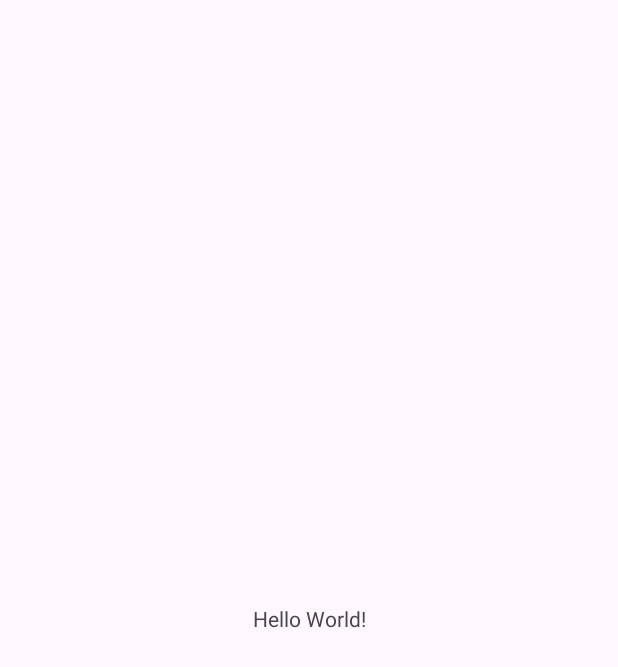
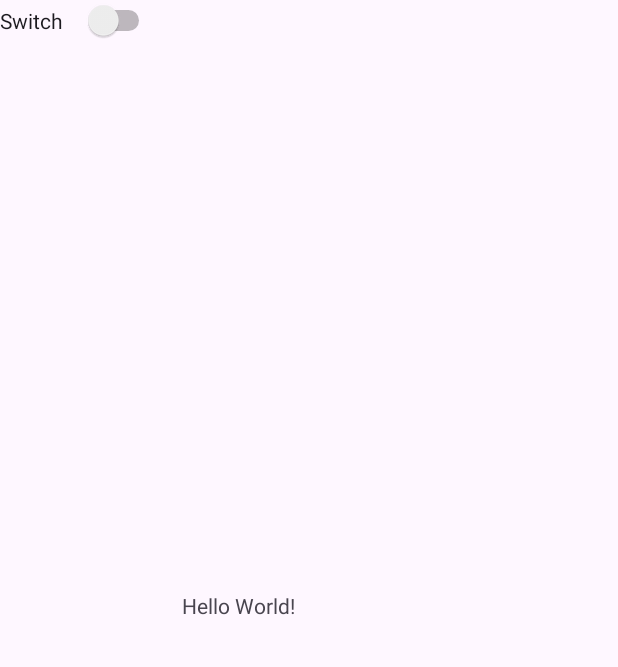
Before and after one commit to smazik02/ToDoSync, an Android app: the screen it shows after launch (MainActivity), on a phone screen of 412 x 824 dp. Before the commit the part shown is almost empty. Shown: the top 667 px of the screen. Run offline under Robolectric (Android 15) with nearby library versions, the phone set to English and light mode, and no system bars.

```diff
--- a/mobile/app/src/main/res/layout/activity_main.xml
+++ b/mobile/app/src/main/res/layout/activity_main.xml
@@ -8,12 +8,20 @@
     tools:context=".MainActivity">
 
     <TextView
-        android:layout_width="wrap_content"
-        android:layout_height="wrap_content"
+        android:layout_width="170dp"
+        android:layout_height="36dp"
         android:text="Hello World!"
         app:layout_constraintBottom_toBottomOf="parent"
         app:layout_constraintEnd_toEndOf="parent"
         app:layout_constraintStart_toStartOf="parent"
         app:layout_constraintTop_toTopOf="parent" />
 
+    <Switch
+        android:id="@+id/switch1"
+        android:layout_width="103dp"
+        android:layout_height="26dp"
+        android:text="Switch"
+        tools:layout_editor_absoluteX="154dp"
+        tools:layout_editor_absoluteY="281dp" />
+
 </androidx.constraintlayout.widget.ConstraintLayout>
```
Also changed, not shown: 1 other file.
